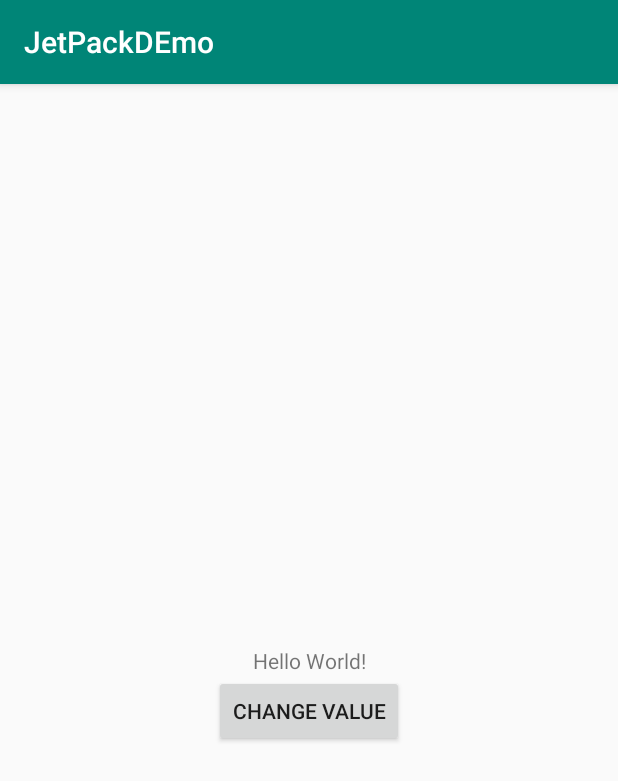
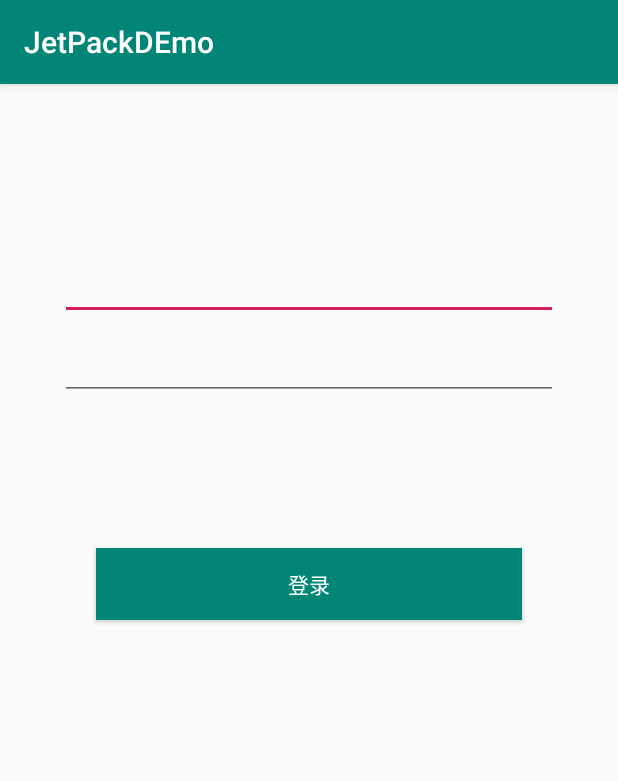
Before and after one commit to stonehiy/kotlin-jetpack-demo, an Android app: the screen it shows after launch (MainActivity before the commit, LoginActivity after it), on a phone screen of 412 x 824 dp. Shown: the top 781 px of the screen. Run offline under Robolectric (Android 15) with nearby library versions, the phone set to English and light mode, and no system bars; our stand-ins replace Timber, data binding.

Commit message:
fix:databinding 双向数据绑定

```diff
--- /dev/null
+++ b/app/src/main/java/com/stonehiy/jetpackdemo/ui/A.kt
@@ -0,0 +1 @@
+package com.stonehiy.jetpackdemo.ui
--- /dev/null
+++ b/app/src/main/java/com/stonehiy/jetpackdemo/ui/login/LoginActivity.kt
@@ -0,0 +1,44 @@
+package com.stonehiy.jetpackdemo.ui.login
+
+import android.content.Intent
+import android.os.Bundle
+import android.widget.Toast
+import androidx.databinding.DataBindingUtil
+import androidx.lifecycle.ViewModelProvider
+import com.stonehiy.jetpackdemo.MainActivity
+import com.stonehiy.jetpackdemo.R
+import com.stonehiy.jetpackdemo.databinding.ActivityLoginBinding
+import com.stonehiy.jetpackdemo.entity.Author
+import com.stonehiy.jetpackdemo.entity.User
+import io.github.stonehiy.lib.core.CoreActivity
+import io.github.stonehiy.lib.core.CoreObserver
+import io.github.stonehiy.lib.core.IResult
+import io.github.stonehiy.lib.util.ToastUtil
+import io.github.stonehiy.lib.util.viewModelProvider
+
+
+class LoginActivity : CoreActivity() {
+
+    private lateinit var mModel: LoginViewModel
+
+    override fun onCreate(savedInstanceState: Bundle?) {
+        super.onCreate(savedInstanceState)
+
+        mModel = viewModelProvider(ViewModelProvider.AndroidViewModelFactory.getInstance(application))
+        var binding: ActivityLoginBinding = DataBindingUtil.setContentView(this, R.layout.activity_login)
+        binding.viewModel = mModel
+
+
+
+        mModel.mLogin.observe(this, object : CoreObserver<User>(this) {
+            override fun onSuccess(r: IResult<User>) {
+//                tvDemo2.text = r.toString()
+                ToastUtil.show(this@LoginActivity, "登录成功", Toast.LENGTH_SHORT)
+                startActivity(Intent(this@LoginActivity, MainActivity::class.java))
+
+            }
+        })
+
+
+    }
+}
--- /dev/null
+++ b/app/src/main/java/com/stonehiy/jetpackdemo/ui/login/LoginViewModel.kt
@@ -0,0 +1,29 @@
+package com.stonehiy.jetpackdemo.ui.login
+
+import androidx.lifecycle.MutableLiveData
+import com.stonehiy.jetpackdemo.ApiSource
+import com.stonehiy.jetpackdemo.entity.Banner
+import com.stonehiy.jetpackdemo.entity.User
+import io.github.stonehiy.lib.core.CoreLiveData
+import io.github.stonehiy.lib.core.CoreViewModel
+
+class LoginViewModel : CoreViewModel() {
+
+
+    // Two-way databinding, exposing MutableLiveData
+    val username = MutableLiveData<String>()
+    val password = MutableLiveData<String>()
+
+
+    val mLogin: CoreLiveData<User> = CoreLiveData()
+    /**
+     * 登录
+     */
+    fun login() {
+        val mapOf = mapOf<String, String>("username" to username.value!!, "password" to password.value!!)
+        coroutineJob({
+            ApiSource.instance.login(mapOf)
+        }, mLogin)
+
+    }
+}
--- /dev/null
+++ b/app/src/main/res/layout/activity_login.xml
@@ -0,0 +1,87 @@
+<?xml version="1.0" encoding="utf-8"?>
+<layout xmlns:android="http://schemas.android.com/apk/res/android"
+    xmlns:app="http://schemas.android.com/apk/res-auto"
+    xmlns:tools="http://schemas.android.com/tools">
+
+    <data>
+
+        <variable
+            name="viewModel"
+            type="com.stonehiy.jetpackdemo.ui.login.LoginViewModel" />
+    </data>
+
+    <androidx.constraintlayout.widget.ConstraintLayout
+        android:id="@+id/container"
+        android:layout_width="match_parent"
+        android:layout_height="match_parent"
+        android:paddingLeft="@dimen/activity_horizontal_margin"
+        android:paddingTop="@dimen/activity_vertical_margin"
+        android:paddingRight="@dimen/activity_horizontal_margin"
+        android:paddingBottom="@dimen/activity_vertical_margin"
+        tools:context=".ui.login.LoginActivity">
+
+        <EditText
+            android:id="@+id/username"
+            android:layout_width="0dp"
+            android:layout_height="wrap_content"
+            android:layout_marginStart="24dp"
+            android:layout_marginTop="96dp"
+            android:layout_marginEnd="24dp"
+            android:inputType="textEmailAddress"
+            android:selectAllOnFocus="true"
+            android:text="@={viewModel.username, default=`shigang`}"
+            app:layout_constraintEnd_toEndOf="parent"
+            app:layout_constraintStart_toStartOf="parent"
+            app:layout_constraintTop_toTopOf="parent" />
+
+        <EditText
+            android:id="@+id/password"
+            android:layout_width="0dp"
+            android:layout_height="wrap_content"
+            android:layout_marginStart="24dp"
+            android:layout_marginTop="8dp"
+            android:layout_marginEnd="24dp"
+            android:imeOptions="actionDone"
+            android:inputType="textPassword"
+            android:selectAllOnFocus="true"
+            android:text="@={viewModel.password,default=`123456`}"
+            app:layout_constraintEnd_toEndOf="parent"
+            app:layout_constraintStart_toStartOf="parent"
+            app:layout_constraintTop_toBottomOf="@+id/username" />
+
+        <Button
+            android:id="@+id/login"
+            android:layout_width="match_parent"
+            android:layout_height="wrap_content"
+            android:layout_gravity="start"
+            android:layout_marginStart="48dp"
+            android:layout_marginTop="16dp"
+            android:layout_marginEnd="48dp"
+            android:layout_marginBottom="64dp"
+            android:background="@color/colorPrimary"
+            android:onClick="@{()->viewModel.login()}"
+            android:text="登录"
+            android:textColor="@android:color/white"
+            app:layout_constraintBottom_toBottomOf="parent"
+            app:layout_constraintEnd_toEndOf="parent"
+            app:layout_constraintStart_toStartOf="parent"
+            app:layout_constraintTop_toBottomOf="@+id/password"
+            app:layout_constraintVertical_bias="0.2" />
+
+        <ProgressBar
+            android:id="@+id/loading"
+            android:layout_width="wrap_content"
+            android:layout_height="wrap_content"
+            android:layout_gravity="center"
+            android:layout_marginStart="32dp"
+            android:layout_marginTop="64dp"
+            android:layout_marginEnd="32dp"
+            android:layout_marginBottom="64dp"
+            android:visibility="gone"
+            app:layout_constraintBottom_toBottomOf="parent"
+            app:layout_constraintEnd_toEndOf="@+id/password"
+            app:layout_constraintStart_toStartOf="@+id/password"
+            app:layout_constraintTop_toTopOf="parent"
+            app:layout_constraintVertical_bias="0.3" />
+    </androidx.constraintlayout.widget.ConstraintLayout>
+</layout>
--- /dev/null
+++ b/app/src/main/res/values/dimens.xml
@@ -0,0 +1,5 @@
+<resources>
+    <!-- Default screen margins, per the Android Design guidelines. -->
+    <dimen name="activity_horizontal_margin">16dp</dimen>
+    <dimen name="activity_vertical_margin">16dp</dimen>
+</resources>
--- a/jetpack_lib/src/main/java/io/github/stonehiy/lib/core/CoreActivity.kt
+++ b/jetpack_lib/src/main/java/io/github/stonehiy/lib/core/CoreActivity.kt
@@ -3,7 +3,9 @@ package io.github.stonehiy.lib.core
 import android.app.ProgressDialog
 import android.content.Context
 import android.os.Bundle
+import android.widget.Toast
 import androidx.appcompat.app.AppCompatActivity
+import io.github.stonehiy.lib.util.ToastUtil
 import timber.log.Timber
 import java.security.AccessController.getContext
 
@@ -31,6 +33,7 @@ open class CoreActivity : AppCompatActivity(), IView {
     }
 
     override fun showError(msg: String) {
+        ToastUtil.show(this, msg, Toast.LENGTH_SHORT)
     }
 
     override fun reLoginActivity() {
--- a/jetpack_lib/src/main/java/io/github/stonehiy/lib/core/CoreViewModel.kt
+++ b/jetpack_lib/src/main/java/io/github/stonehiy/lib/core/CoreViewModel.kt
@@ -32,6 +32,7 @@ open class CoreViewModel : ViewModel() {
                 }
             }
         } catch (e: Exception) {
+            Timber.w(e)
             liveData.postValue(MyResult.Error(ServerException.handleException(e)))
         }
     }
--- a/jetpack_lib/src/main/java/io/github/stonehiy/lib/exception/ApiException.kt
+++ b/jetpack_lib/src/main/java/io/github/stonehiy/lib/exception/ApiException.kt
@@ -2,7 +2,6 @@ package io.github.stonehiy.lib.exception
 
 import java.lang.Exception
 
-class ApiException constructor() : Exception() {
-    constructor(message: String) : this()
+class ApiException constructor(message: String) : Exception(message) {
 
 }
```
Also changed, not shown: app/src/main/AndroidManifest.xml (+6 -4 lines), app/src/main/java/com/stonehiy/jetpackdemo/ApiService.kt (+8 -14 lines), app/src/main/java/com/stonehiy/jetpackdemo/entity/User.kt (added, +14 -0 lines), app/src/main/res/values/strings.xml (+9 -0 lines).
